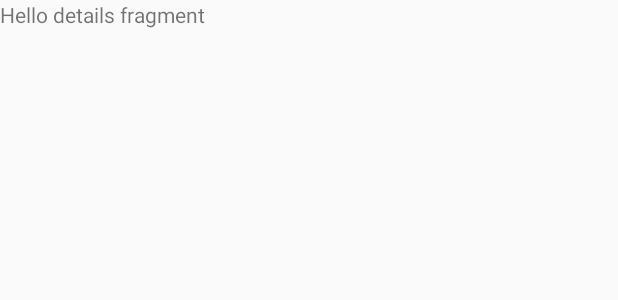
After one commit to PaulHost/intitek, an Android app: the layout fragment_details.xml on its own in the app's theme, with its tools: preview values and no code run, on a phone screen of 412 x 824 dp. The commit adds this screen. Shown: the top 300 px of the screen. Run offline under Robolectric (Android 15) with nearby library versions, the phone set to English and light mode, and no system bars.

Commit message:
Navigation to DetailsFragment

```diff
--- a/app/src/main/java/paul/host/androidnumbersapplicationlight/ui/NavigationListener.java
+++ b/app/src/main/java/paul/host/androidnumbersapplicationlight/ui/NavigationListener.java
@@ -1,6 +1,10 @@
 package paul.host.androidnumbersapplicationlight.ui;
 
 
+import android.support.annotation.NonNull;
+
 public interface NavigationListener {
     void goBack();
+
+    void goToDetails(@NonNull String name);
 }
--- a/app/src/main/java/paul/host/androidnumbersapplicationlight/ui/adapter/NumberItemAdapter.java
+++ b/app/src/main/java/paul/host/androidnumbersapplicationlight/ui/adapter/NumberItemAdapter.java
@@ -45,6 +45,12 @@ public class NumberItemAdapter extends RecyclerView.Adapter<NumberItemAdapter.Vi
         if (!items.isEmpty()) {
             NumberItem item = items.get(position);
             holder.textView.setText(item.getName());
+            holder.itemView.setOnClickListener(new View.OnClickListener() {
+                @Override
+                public void onClick(View v) {
+                    listener.goToDetails(item.getName());
+                }
+            });
         }
     }
 
--- a/app/src/main/java/paul/host/androidnumbersapplicationlight/ui/fragment/ListFragment.java
+++ b/app/src/main/java/paul/host/androidnumbersapplicationlight/ui/fragment/ListFragment.java
@@ -66,7 +66,7 @@ public class ListFragment extends BaseFragment {
 
                 @Override
                 public void onError(@NonNull Exception e) {
-                    Log.e("ERROR", e.getMessage(), e);
+                    Log.e(getClass().getSimpleName(), e.getMessage(), e);
                 }
             });
         }
--- /dev/null
+++ b/app/src/main/res/layout/fragment_details.xml
@@ -0,0 +1,14 @@
+<?xml version="1.0" encoding="utf-8"?>
+<FrameLayout xmlns:android="http://schemas.android.com/apk/res/android"
+    xmlns:tools="http://schemas.android.com/tools"
+    android:layout_width="match_parent"
+    android:layout_height="match_parent"
+    tools:context=".ui.fragment.DetailsFragment">
+
+    <TextView
+        android:id="@+id/details_number_text"
+        android:layout_width="match_parent"
+        android:layout_height="match_parent"
+        android:text="@string/hello_details_fragment" />
+
+</FrameLayout>
--- a/app/src/main/res/values/strings.xml
+++ b/app/src/main/res/values/strings.xml
@@ -1,4 +1,5 @@
 <resources>
     <string name="app_name">Android Numbers Application (Light)</string>
     <string name="description">A number image</string>
+    <string name="hello_details_fragment">Hello details fragment</string>
 </resources>
```
Also changed, not shown: app/src/main/java/paul/host/androidnumbersapplicationlight/ui/activity/MainActivity.java (+7 -0 lines), app/src/main/java/paul/host/androidnumbersapplicationlight/ui/fragment/DetailsFragment.java (added, +73 -0 lines).
